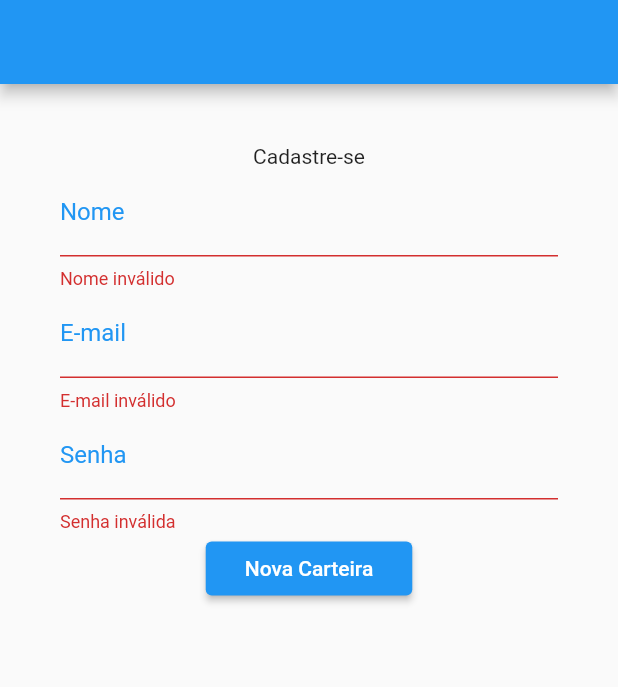
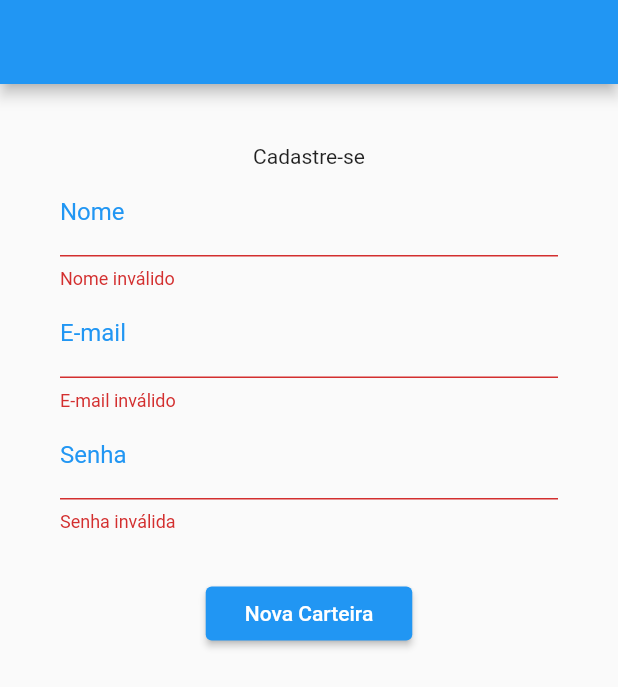
Before and after one commit to danilovalerio/mobx_mvc_mvvm, a Flutter app: the screen it shows after launch, after a tap on "Nova Carteira", on a phone screen of 412 x 824 dp. Shown: the top 687 px of the screen. Run offline on Flutter 3.47's test engine with Material 2 defaults, Android fonts, the phone set to English and light mode, and no system bars.

Commit message:
setState

```diff
--- a/lib/repositories/account.repository.dart
+++ b/lib/repositories/account.repository.dart
@@ -3,7 +3,8 @@ import 'package:mobx_mvc_mvvm/view-models/signup.viewmodel.dart';
 
 class AccountRepository {
   Future<UserModel> createAccount(SignupViewModel model) async {
-    await Future.delayed(const Duration(microseconds: 1500));
+
+    await Future.delayed(const Duration(microseconds: 3000));
 
     return UserModel(
         id: "1",
--- a/lib/views/signup.view.dart
+++ b/lib/views/signup.view.dart
@@ -2,12 +2,20 @@ import 'package:flutter/material.dart';
 import 'package:mobx_mvc_mvvm/controllers/signup.controller.dart';
 import 'package:mobx_mvc_mvvm/view-models/signup.viewmodel.dart';
 
-class SignupView extends StatelessWidget {
-  final _formKey = GlobalKey<FormState>();
-  final _controller = SignupController();
-  var model = SignupViewModel();
+class SignupView extends StatefulWidget {
 
   SignupView({Key? key}) : super(key: key);
+
+  @override
+  State<SignupView> createState() => _SignupViewState();
+}
+
+class _SignupViewState extends State<SignupView> {
+  final _formKey = GlobalKey<FormState>();
+
+  final _controller = SignupController();
+
+  var model = SignupViewModel();
 
   @override
   Widget build(BuildContext context) {
@@ -78,14 +86,37 @@ class SignupView extends StatelessWidget {
                     model.password = val!;
                   },
                 ),
-                ElevatedButton(
+                SizedBox(
+                  height: 30,
+                ),
+                model.ocupado
+                    ? Center(
+                        child: Container(
+                          child: const CircularProgressIndicator(
+                            backgroundColor: Colors.black,
+                          ),
+                        ),
+                      )
+                    : ElevatedButton(
                         onPressed: () {
                           if (_formKey.currentState!.validate()) {
                             _formKey.currentState!.save();
                           }
 
-                    print("${model.name} ${model.email} ${model.password} ");
+                          setState(() {
+                            model.ocupado = true;
+                          });
+
+                          print(
+                              "${model.name} ${model.email} ${model.password} ");
                           _controller.create(model);
+
+                          _controller.create(model).then((data) {
+                            print("token ${data.token}");
+                            setState(() {
+                              model.ocupado = false;
+                            });
+                          });
                         },
                         child: Padding(
                           padding: const EdgeInsets.all(10),
```
Lines whose indentation alone changed are shown as unchanged.
